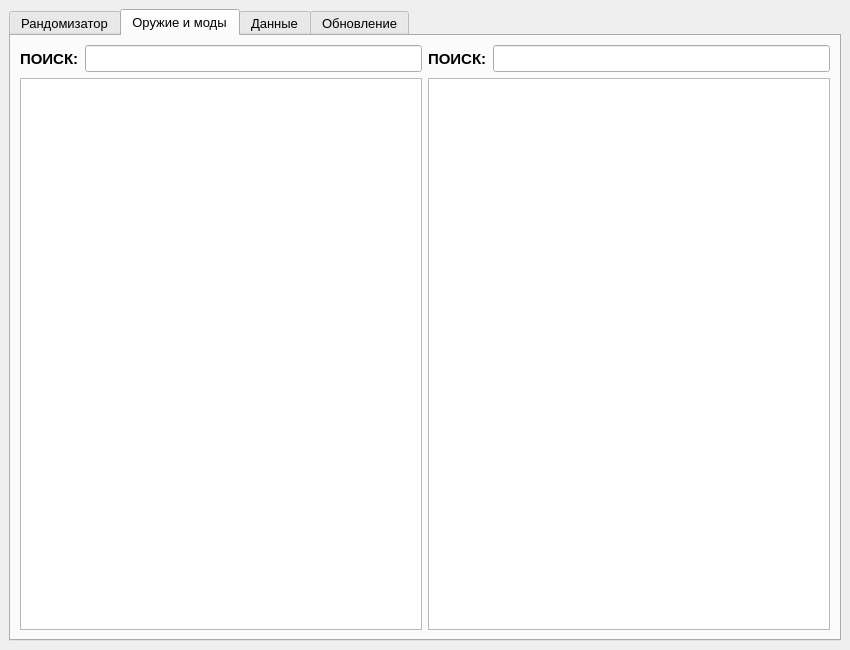
This is data/main_window.ui in MangriMen/TRND as Qt 5 draws it before an edit. The edited form follows.
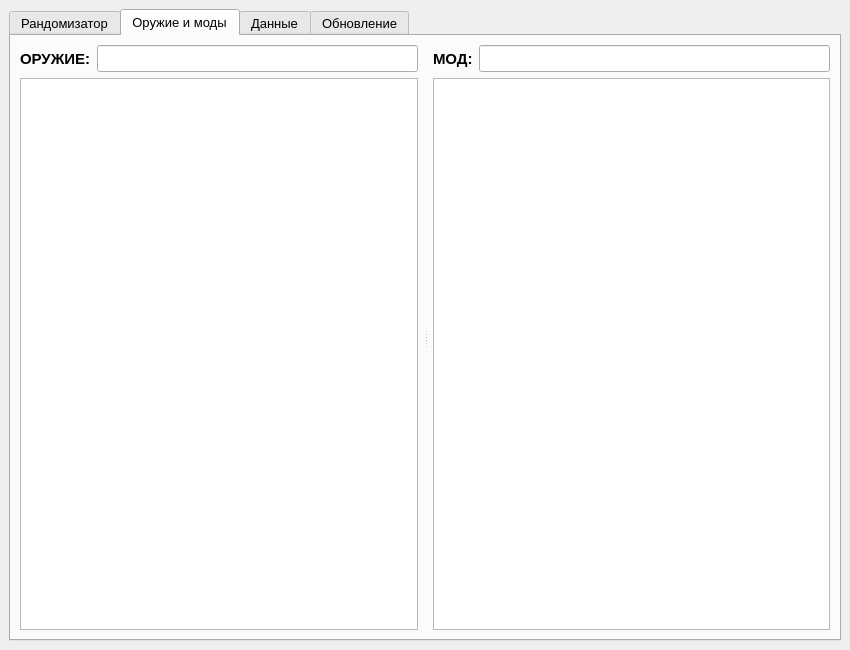
This is the edited form. Icons and pictures are not drawn.

Commit message: Added splitter and replaced 'Поиск' by 'Оружие', 'Мод' respectively

Diff of the .ui file:
```diff
--- a/data/main_window.ui
+++ b/data/main_window.ui
@@ -22,7 +22,7 @@
   </property>
   <widget class="QWidget" name="centralwidget">
    <layout class="QGridLayout" name="gridLayout_3">
-    <item row="0" column="0">
+    <item row="0" column="1">
      <widget class="QTabWidget" name="tabWidgetMain">
       <property name="font">
        <font>
@@ -300,8 +300,16 @@
        <attribute name="title">
         <string>Оружие и моды</string>
        </attribute>
-       <layout class="QHBoxLayout" name="horizontalLayout_2">
-        <item>
+       <layout class="QGridLayout" name="gridLayout_7">
+        <item row="0" column="0">
+         <widget class="QSplitter" name="splitter_2">
+          <property name="orientation">
+           <enum>Qt::Horizontal</enum>
+          </property>
+          <property name="handleWidth">
+           <number>15</number>
+          </property>
+          <widget class="QWidget" name="verticalLayoutWidget">
          <layout class="QVBoxLayout" name="PartsWeaponsLayout">
           <property name="sizeConstraint">
            <enum>QLayout::SetDefaultConstraint</enum>
@@ -327,7 +335,7 @@
                </font>
               </property>
               <property name="text">
-               <string>ПОИСК:</string>
+                 <string>ОРУЖИЕ:</string>
               </property>
              </widget>
             </item>
@@ -350,8 +358,8 @@
            </widget>
           </item>
          </layout>
-        </item>
-        <item>
+          </widget>
+          <widget class="QWidget" name="verticalLayoutWidget_2">
          <layout class="QVBoxLayout" name="PartsModsLayout">
           <property name="leftMargin">
            <number>0</number>
@@ -377,7 +385,7 @@
                </font>
               </property>
               <property name="text">
-               <string>ПОИСК:</string>
+                 <string>МОД:</string>
               </property>
              </widget>
             </item>
@@ -400,6 +408,8 @@
            </widget>
           </item>
          </layout>
+          </widget>
+         </widget>
         </item>
        </layout>
       </widget>
```
Lines whose indentation alone changed are shown as unchanged.
